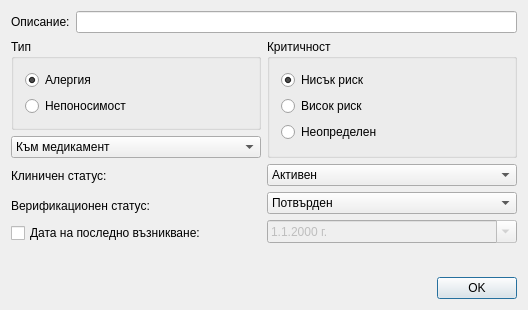
The window that src/View/Widgets/AllergyDialog.ui (thefinalcutbg/DinoDent) describes before a commit, drawn with Qt 5.
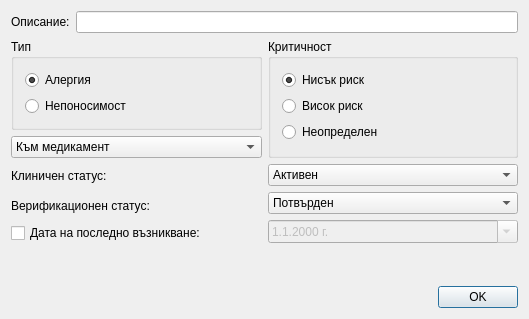
The same window after the commit. Custom widgets are drawn as their Qt base class.

Patch:
```diff
--- a/src/View/Widgets/AllergyDialog.ui
+++ b/src/View/Widgets/AllergyDialog.ui
@@ -6,8 +6,8 @@
    <rect>
     <x>0</x>
     <y>0</y>
-    <width>528</width>
-    <height>310</height>
+    <width>529</width>
+    <height>319</height>
    </rect>
   </property>
   <property name="minimumSize">
```
